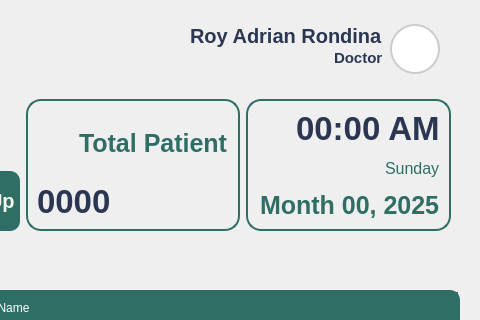
Before: the Qt Designer form Views/Doctor_Dashboard.ui in VinsmokeSanji69/COVACHA_CLINIC_SYSTEM, drawn with Qt 5; both pictures show x 747 to 1227 and y 0 to 320 of the 1227 by 809 pixel window.
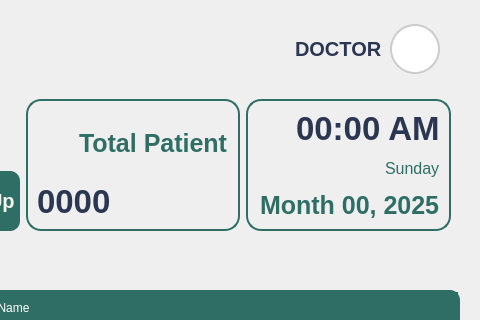
After: the same form once the commit is applied. Icons and pictures are not drawn.

The edit to the form file:
```diff
--- a/Views/Doctor_Dashboard.ui
+++ b/Views/Doctor_Dashboard.ui
@@ -378,20 +378,10 @@
                 <property name="rightMargin">
                  <number>7</number>
                 </property>
-                <item alignment="Qt::AlignRight">
+                <item alignment="Qt::AlignRight|Qt::AlignVCenter">
                  <widget class="QLabel" name="UserName">
                   <property name="text">
-                   <string>Roy Adrian Rondina</string>
-                  </property>
-                  <property name="alignment">
-                   <set>Qt::AlignLeading</set>
-                  </property>
-                 </widget>
-                </item>
-                <item alignment="Qt::AlignRight">
-                 <widget class="QLabel" name="UserType">
-                  <property name="text">
-                   <string>Doctor</string>
+                   <string>DOCTOR</string>
                   </property>
                   <property name="alignment">
                    <set>Qt::AlignLeading</set>
```
